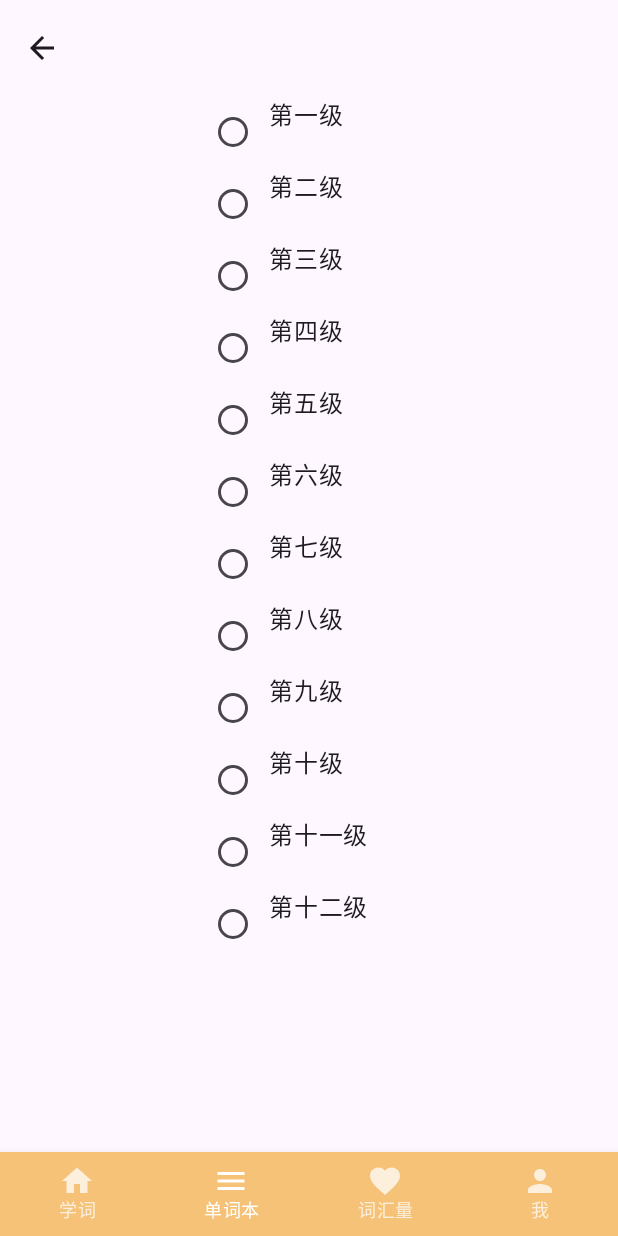
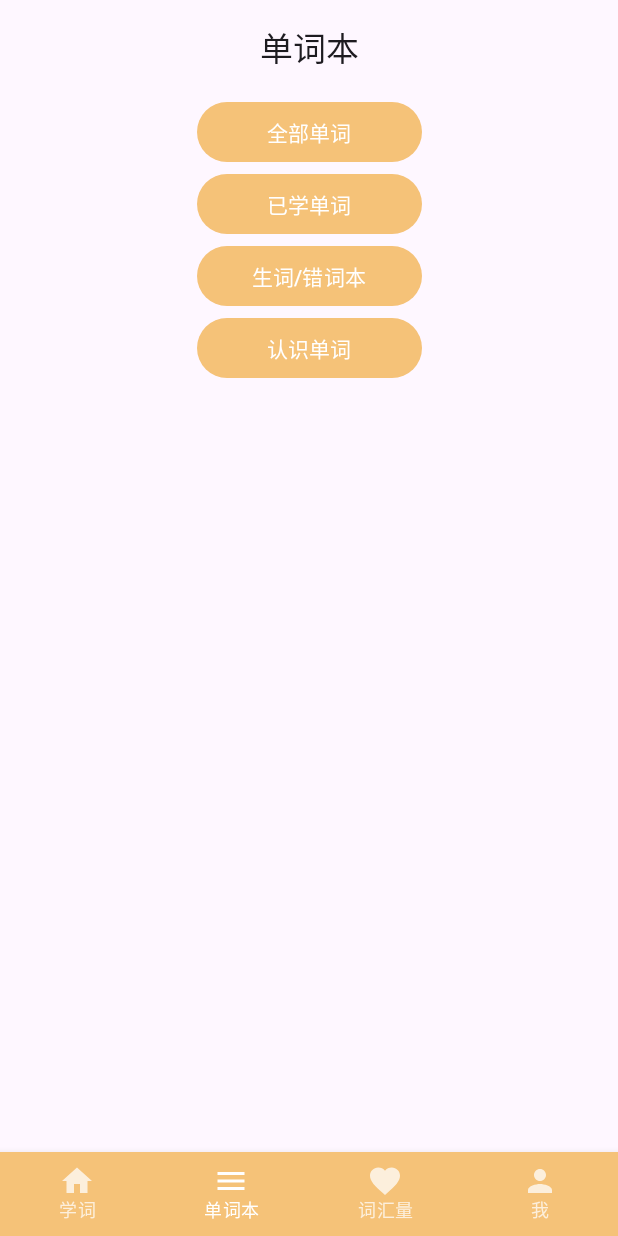
Before and after one commit to zhumeng1582/word, an Android app built with Jetpack Compose: the screen it shows after launch (MainActivity), item 2 of the bottom bar chosen, on a phone screen of 412 x 824 dp. Run offline under Robolectric (Android 15) with nearby library versions, the phone set to English and light mode, and no system bars; our stand-ins replace Room's generated code, livedata-compose; libraries missing offline, so code that uses them is left out: com.blankj.utilcode, com.tencent.mmkv; 4 statements that could not run were skipped.

Commit message:
Feat:学习记录

```diff
--- a/words/app/src/main/java/com/my/words/Config.kt
+++ b/words/app/src/main/java/com/my/words/Config.kt
@@ -7,6 +7,7 @@ import com.blankj.utilcode.util.GsonUtils
 import com.blankj.utilcode.util.ResourceUtils
 import com.my.words.beans.WordBean
 import com.my.words.database.SQLDatabase
+import com.my.words.util.CacheUtil
 import com.my.words.util.ThreadUtilsEx
 import kotlinx.coroutines.DelicateCoroutinesApi
 import kotlinx.coroutines.GlobalScope
@@ -28,6 +29,11 @@ object Config {
         "第十一级",
         "第十二级"
     )
+
+    fun getBookIndex(): Int {
+        val bookName = CacheUtil.getWordBookName()
+        return classList.indexOf(bookName)
+    }
 
     @OptIn(DelicateCoroutinesApi::class)
     fun loadData(application: Application): SQLDatabase {
--- /dev/null
+++ b/words/app/src/main/java/com/my/words/database/LearnRecordDao.kt
@@ -0,0 +1,19 @@
+package com.my.words.database
+
+import androidx.room.Dao
+import androidx.room.Delete
+import androidx.room.Insert
+import androidx.room.Query
+import androidx.room.Update
+import com.my.words.beans.LearnRecord
+import com.my.words.beans.WordBean
+
+@Dao
+interface LearnRecordDao {
+    @Query("SELECT * from WordBean INNER JOIN LearnRecord ON WordBean.id=LearnRecord.wordId")
+    fun queryAll(): List<WordBean>
+
+    @Insert
+    fun insert(vararg wordBean: LearnRecord): List<Long>
+
+}
--- a/words/app/src/main/java/com/my/words/database/SQLDatabase.kt
+++ b/words/app/src/main/java/com/my/words/database/SQLDatabase.kt
@@ -2,9 +2,11 @@ package com.my.words.database
 
 import androidx.room.Database
 import androidx.room.RoomDatabase
+import com.my.words.beans.LearnRecord
 import com.my.words.beans.WordBean
 
-@Database(entities = [WordBean::class], version = 3, exportSchema = true)
+@Database(entities = [WordBean::class, LearnRecord::class], version = 4, exportSchema = true)
 abstract class SQLDatabase : RoomDatabase() {
     abstract fun word(): WordDao
+    abstract fun record(): LearnRecordDao
 }
--- a/words/app/src/main/java/com/my/words/database/WordDao.kt
+++ b/words/app/src/main/java/com/my/words/database/WordDao.kt
@@ -11,21 +11,28 @@ import com.my.words.beans.WordBean
 interface WordDao {
     @Query("select count(*) from WordBean")
     fun querySize(): Long
+
     @Query("select * from WordBean")
     fun queryAll(): List<WordBean>
+
     @Query("select * from WordBean where level = :level")
     fun query(level: Int): List<WordBean>
 
-    @Insert
-    fun insert(vararg book: WordBean): List<Long>
+    @Query("select * from WordBean where level = :level and isRemember = false limit 20")
+    fun queryAllNotRemember(level: Int): List<WordBean>
+    @Query("select * from WordBean where isRemember = true")
+    fun queryAllRemember(): List<WordBean>
 
     @Insert
-    fun insert(wordList: List<WordBean>): List<Long>
+    fun insert(vararg wordBean: WordBean): List<Long>
+
+    @Insert
+    fun insert(wordBeanList: List<WordBean>): List<Long>
 
     @Delete
-    fun delete(book: WordBean): Int
+    fun delete(wordBean: WordBean): Int
 
     @Update
-    fun update(book: WordBean): Int
+    fun update(wordBean: WordBean): Int
 
 }
--- a/words/app/src/main/java/com/my/words/ui/PlayAudio.kt
+++ b/words/app/src/main/java/com/my/words/ui/PlayAudio.kt
@@ -1,9 +1,7 @@
 package com.my.words.ui
 
-import android.app.Activity
 import android.media.MediaPlayer
 import android.util.Log
-import com.my.words.App
 import java.io.IOException
 
 
--- /dev/null
+++ b/words/app/src/main/java/com/my/words/ui/books/BooksPage.kt
@@ -0,0 +1,73 @@
+package com.my.words.ui.books
+
+import androidx.compose.foundation.layout.Column
+import androidx.compose.foundation.layout.fillMaxSize
+import androidx.compose.foundation.layout.fillMaxWidth
+import androidx.compose.foundation.layout.width
+import androidx.compose.material3.Button
+import androidx.compose.material3.MaterialTheme
+import androidx.compose.material3.Surface
+import androidx.compose.material3.Text
+import androidx.compose.runtime.Composable
+import androidx.compose.runtime.livedata.observeAsState
+import androidx.compose.ui.Alignment
+import androidx.compose.ui.Modifier
+import androidx.compose.ui.unit.dp
+import androidx.navigation.NavHostController
+import com.my.words.ui.theme.WordsTheme
+import com.my.words.widget.HomeTopBarView
+import com.my.words.widget.RouteName
+
+@Composable
+fun BooksPage(
+    navController: NavHostController,
+) {
+    WordsTheme {
+        Surface(
+            modifier = Modifier.fillMaxSize(),
+            color = MaterialTheme.colorScheme.background
+        ) {
+            Column(modifier = Modifier.fillMaxWidth()) {
+                HomeTopBarView("单词本")
+                Button(
+                    onClick = {
+                        navController.navigate(RouteName.WordListPage_S.format("ALL"))
+                    },
+                    Modifier
+                        .width(150.dp)
+                        .align(alignment = Alignment.CenterHorizontally)
+                ) {
+                    Text(text = "全部单词")
+                }
+                Button(
+                    onClick = {
+                        navController.navigate(RouteName.WordListPage_S.format("LEARNT"))
+                    },
+                    Modifier
+                        .width(150.dp)
+                        .align(alignment = Alignment.CenterHorizontally)
+                ) {
+                    Text(text = "已学单词")
+                }
+                Button(
+                    onClick = {
+                        navController.navigate(RouteName.WordListPage_S.format("ERROR"))
+                    }, Modifier
+                        .width(150.dp)
+                        .align(alignment = Alignment.CenterHorizontally)
+                ) {
+                    Text(text = "生词/错词本")
+                }
+                Button(
+                    onClick = {
+                        navController.navigate(RouteName.WordListPage_S.format("DONE"))
+                    }, Modifier
+                        .width(150.dp)
+                        .align(alignment = Alignment.CenterHorizontally)
+                ) {
+                    Text(text = "认识单词")
+                }
+            }
+        }
+    }
+}
--- a/words/app/src/main/java/com/my/words/ui/main/AppScaffold.kt
+++ b/words/app/src/main/java/com/my/words/ui/main/AppScaffold.kt
@@ -13,13 +13,14 @@ import androidx.navigation.compose.NavHost
 import androidx.navigation.compose.composable
 import androidx.navigation.compose.currentBackStackEntryAsState
 import androidx.navigation.compose.rememberNavController
+import com.my.words.ui.books.BooksPage
+import com.my.words.ui.books.WordListPage
+import com.my.words.ui.books.WordListViewModel
 import com.my.words.ui.select.SelectWordBookPage
 import com.my.words.ui.word.WordDetailPage
 import com.my.words.ui.word.WordViewModel
 import com.my.words.widget.BottomNavBarView
 import com.my.words.widget.RouteName
-import kotlinx.coroutines.GlobalScope
-import kotlinx.coroutines.launch
 
 @SuppressLint("UnusedMaterialScaffoldPaddingParameter")
 @Composable
@@ -36,7 +37,7 @@ fun AppScaffold() {
         bottomBar = {
             when (currentDestination?.route) {
                 RouteName.HOME -> BottomNavBarView(navCtrl = navController)
-                RouteName.CATEGORY -> BottomNavBarView(navCtrl = navController)
+                RouteName.BOOK -> BottomNavBarView(navCtrl = navController)
                 RouteName.COLLECTION -> BottomNavBarView(navCtrl = navController)
                 RouteName.PROFILE -> BottomNavBarView(navCtrl = navController)
             }
@@ -44,7 +45,7 @@ fun AppScaffold() {
     ) {
         NavHost(navController = navController, startDestination = RouteName.HOME) {
             composable(RouteName.HOME) { HomePage(navController) }
-            composable(RouteName.CATEGORY) { SelectWordBookPage(navController) }
+            composable(RouteName.BOOK) { BooksPage(navController) }
             composable(RouteName.COLLECTION) { HomePage(navController) }
             composable(RouteName.PROFILE) { SelectWordBookPage(navController) }
             composable(RouteName.SELECT_WORD) { SelectWordBookPage(navController) }
@@ -56,6 +57,14 @@ fun AppScaffold() {
                         WordDetailPage(navController)
                     }
             }
+            composable(RouteName.WordListPage) {
+                it.arguments?.getString("type")
+                    ?.let { type ->
+                        val vm: WordListViewModel = viewModel()
+                        vm.setListType(type)
+                        WordListPage(navController)
+                    }
+            }
         }
 
     }
--- a/words/app/src/main/java/com/my/words/ui/select/SelectWordBookPage.kt
+++ b/words/app/src/main/java/com/my/words/ui/select/SelectWordBookPage.kt
@@ -17,11 +17,8 @@ import androidx.compose.ui.Modifier
 import androidx.compose.ui.unit.dp
 import androidx.navigation.NavHostController
 import com.my.words.Config
-import com.my.words.ui.main.SelectWord
-import com.my.words.ui.main.WordDetail
 import com.my.words.ui.theme.WordsTheme
 import com.my.words.util.CacheUtil
-import com.my.words.widget.HomeTopBarView
 import com.my.words.widget.TopBarView
 
 @Composable
@@ -35,7 +32,7 @@ fun SelectWordBookPage(
             color = MaterialTheme.colorScheme.background
         ) {
             Column(modifier = Modifier.fillMaxWidth()) {
-                TopBarView("",{})
+                TopBarView("") { navController.popBackStack() }
                 Config.classList.forEach { name ->
                     Greeting(
                         navController, name, Modifier
--- a/words/app/src/main/java/com/my/words/ui/select/SelectWordViewModel.kt
+++ b/words/app/src/main/java/com/my/words/ui/select/SelectWordViewModel.kt
@@ -5,7 +5,7 @@ import androidx.lifecycle.ViewModel
 import com.my.words.util.CacheUtil
 
 class SelectWordViewModel : ViewModel() {
-    val selectWord: MutableLiveData<String> = MutableLiveData(CacheUtil.getWordBookName())
+    val selectWord by lazy { MutableLiveData(CacheUtil.getWordBookName()) }
 
     fun setSelectWord(name: String) {
         selectWord.postValue(name)
--- a/words/app/src/main/java/com/my/words/util/CacheUtil.kt
+++ b/words/app/src/main/java/com/my/words/util/CacheUtil.kt
@@ -3,7 +3,7 @@ package com.my.words.util
 object CacheUtil {
     const val WordBookName = "WordBookName"
     fun getWordBookName(): String {
-        return MMKVManager.getString(WordBookName, "第一级")!!
+        return MMKVManager.getString(WordBookName, "第一级")
     }
 
     fun setWordBookName(wordBookName: String) {
--- a/words/app/src/main/java/com/my/words/widget/BottomBarView.kt
+++ b/words/app/src/main/java/com/my/words/widget/BottomBarView.kt
@@ -5,7 +5,6 @@ import androidx.compose.material.BottomNavigation
 import androidx.compose.material.BottomNavigationItem
 import androidx.compose.material.Icon
 import androidx.compose.material.Text
-import androidx.compose.material3.MaterialTheme
 import androidx.compose.runtime.Composable
 import androidx.compose.runtime.getValue
 import androidx.compose.ui.Modifier
@@ -20,7 +19,7 @@ import androidx.navigation.compose.currentBackStackEntryAsState
 fun BottomNavBarView(navCtrl: NavHostController) {
     val bottomNavList = listOf(
         BottomNavRoute.Home,
-        BottomNavRoute.Category,
+        BottomNavRoute.Book,
         BottomNavRoute.Collection,
         BottomNavRoute.Profile
     )
--- a/words/app/src/main/java/com/my/words/widget/BottomNavRoute.kt
+++ b/words/app/src/main/java/com/my/words/widget/BottomNavRoute.kt
@@ -12,7 +12,7 @@ sealed class BottomNavRoute(
     var icon: ImageVector
 ) {
     object Home: BottomNavRoute(RouteName.HOME, R.string.home, Icons.Default.Home)
-    object Category: BottomNavRoute(RouteName.CATEGORY, R.string.category, Icons.Default.Menu)
+    object Book: BottomNavRoute(RouteName.BOOK, R.string.category, Icons.Default.Menu)
     object Collection: BottomNavRoute(RouteName.COLLECTION, R.string.collection, Icons.Default.Favorite)
     object Profile: BottomNavRoute(RouteName.PROFILE, R.string.profile, Icons.Default.Person)
 }
--- a/words/app/src/main/java/com/my/words/widget/RouteName.kt
+++ b/words/app/src/main/java/com/my/words/widget/RouteName.kt
@@ -2,12 +2,15 @@ package com.my.words.widget
 
 object RouteName {
     const val HOME = "home"
-    const val CATEGORY = "category"
+    const val BOOK = "category"
     const val COLLECTION = "collection"
     const val PROFILE = "profile"
     const val SELECT_WORD = "selectWord"
     const val DETAIL = "detail/{index}"
     const val DETAIL_D = "detail/%d"
+    const val WordListPage = "wordList/{type}"
+    const val WordListPage_S = "wordList/%s"
+
     const val WEB_VIEW = "web_view"
     const val LOGIN = "login"
     const val ARTICLE_SEARCH = "article_search"
```
Also changed, not shown: words/app/src/main/java/com/my/words/beans/LearnRecord.kt (added, +29 -0 lines), words/app/src/main/java/com/my/words/beans/WordBean.kt (+31 -2 lines), words/app/src/main/java/com/my/words/ui/books/WordListPage.kt (added, +49 -0 lines), words/app/src/main/java/com/my/words/ui/books/WordListViewModel.kt (added, +48 -0 lines), words/app/src/main/java/com/my/words/ui/word/WordDetailPage.kt (+9 -23 lines), words/app/src/main/java/com/my/words/ui/word/WordViewModel.kt (+13 -3 lines).
